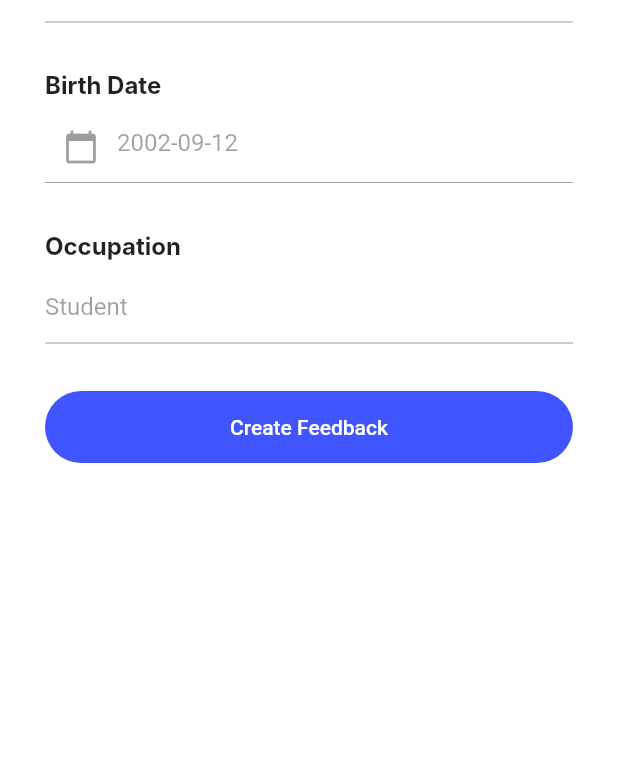
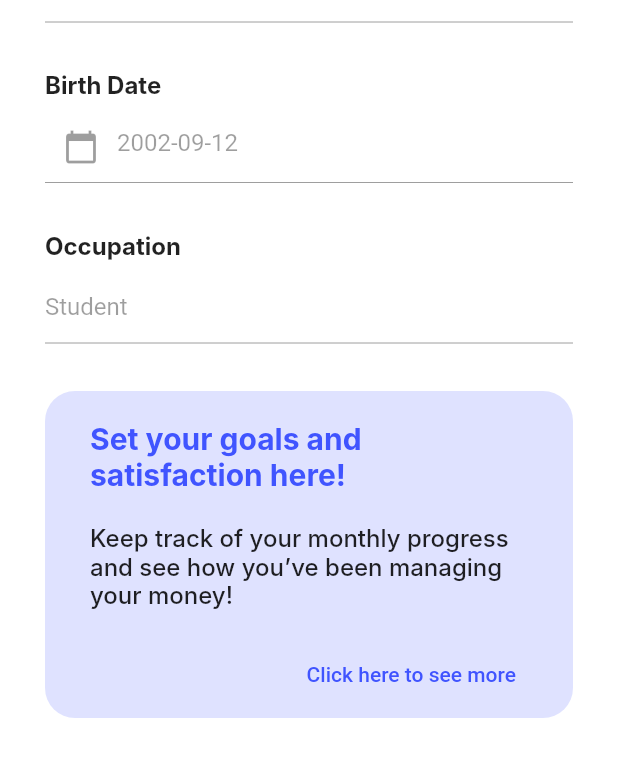
Before and after one commit to PPL-Waffar/iSaveit-flutter, a Flutter app: the ProfileView screen opened directly, on a phone screen of 412 x 824 dp, the part 461-1236 px from its top. Run offline on Flutter 3.47's test engine with Material 2 defaults, Android fonts, the phone set to English and light mode, and no system bars; our stand-ins replace carousel_slider, currency_text_input_formatter, shared_preferences; accounts and stored records are empty; Roboto replaces fonts that are missing (Inter).

Commit message:
[RED]Add navigation to satisfaction Report in Profile

```diff
--- a/lib/page/profile/profile_detail.dart
+++ b/lib/page/profile/profile_detail.dart
@@ -198,25 +198,60 @@ class _ProfileDetailPage extends State<ProfileView> {
                             ])),
 
                     const SizedBox(height: 32),
+                    Padding(padding: const EdgeInsets.only(left: 30, right: 30),
+                    child:
+                    Container(
+                    decoration: BoxDecoration(
+                    color: const Color(0xFFDFE2FF),
+                    borderRadius: BorderRadius.circular(20),
+                  ),
 
-                    Container(
-                      alignment: Alignment.center,
-                      margin: const EdgeInsets.only(left: 30, right: 30),
-                      child: ElevatedButton(
-                          style: ElevatedButton.styleFrom(
-                              minimumSize: const Size.fromHeight(48),
-                              elevation: 0,
-                              backgroundColor: const Color(0XFF4054FF),
-                              shape: RoundedRectangleBorder(
-                                borderRadius: BorderRadius.circular(48),
-                              )),
-                          onPressed: () =>
-                          Navigator.of(context).push(MaterialPageRoute(builder: (context) => const CreateFeedback())),
-                          child: const Text('Create Feedback'),
-                      )
+                    child: Column(
+                      mainAxisAlignment: MainAxisAlignment.start,
+                      children: [
+                        //add text
+                        Container(
+                          alignment: Alignment.topLeft,
+                          margin: const EdgeInsets.only(left: 30, right: 30, top: 20),
+                          child: const Text('Set your goals and satisfaction here! ',
+                            style: TextStyle(
+                              fontFamily: 'Inter',
+                              fontSize: 20,
+                              fontWeight: FontWeight.w700,
+                              color: Color(0xFF4054FF),
+                            ),
+                          ),
+                        ),
+
+                        Container(
+                          alignment: Alignment.topLeft,
+                          margin: const EdgeInsets.only(left: 30, right: 30, top: 20),
+                          child: const Text('Keep track of your monthly progress and see how you’ve been managing your money!',
+                            style: TextStyle(
+                              fontFamily: 'Inter',
+                              fontSize: 16,
+                              fontWeight: FontWeight.w500
+                            ),
+                          ),
+                        ),
+
+                        //add button to create_feedback.dart
+                        Container(
+                          alignment: Alignment.bottomRight,
+                          margin: const EdgeInsets.only(left: 30, right: 30, top: 20),
+                          child: TextButton(
+                              onPressed: () =>
+                              Navigator.of(context).push(MaterialPageRoute(builder: (context) => const CreateFeedback())),
+                              child: const Text('Click here to see more', style:TextStyle(color: Color(0xFF4054FF),)),
+                          )
+                        ),
+
+                        const SizedBox(height: 5),
+                      ],
+                    )
+                    )
                     ),
-
-
+                    const SizedBox(height: 32),
                   ]))
                     ),
                   );
```
